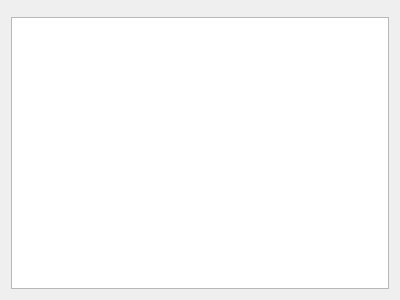
Above: quickevent/app/plugins/qml/Runs/src/runstablewidget.ui from Quick-Event/quickbox before the change. Below: the same form after it.
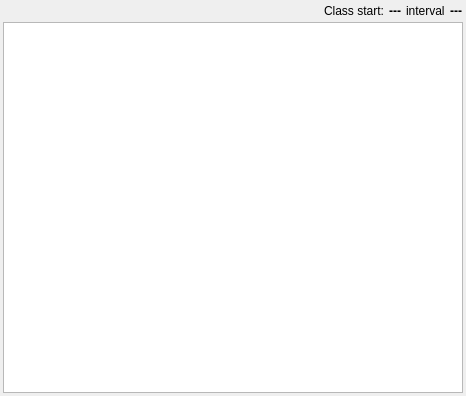
That is the form after the change. Custom widgets are drawn as their Qt base class.

Diff of the .ui file:
```diff
--- a/quickevent/app/plugins/qml/Runs/src/runstablewidget.ui
+++ b/quickevent/app/plugins/qml/Runs/src/runstablewidget.ui
@@ -6,16 +6,106 @@
    <rect>
     <x>0</x>
     <y>0</y>
-    <width>400</width>
-    <height>300</height>
+    <width>466</width>
+    <height>396</height>
    </rect>
   </property>
   <property name="windowTitle">
    <string>Form</string>
   </property>
   <layout class="QVBoxLayout" name="verticalLayout">
+   <property name="spacing">
+    <number>3</number>
+   </property>
+   <property name="leftMargin">
+    <number>3</number>
+   </property>
+   <property name="topMargin">
+    <number>3</number>
+   </property>
+   <property name="rightMargin">
+    <number>3</number>
+   </property>
+   <property name="bottomMargin">
+    <number>3</number>
+   </property>
    <item>
-    <widget class="qf::qmlwidgets::TableViewToolBar" name="tblRunsToolBar" native="true"/>
+    <layout class="QHBoxLayout" name="horizontalLayout_2">
+     <property name="spacing">
+      <number>5</number>
+     </property>
+     <item>
+      <widget class="qf::qmlwidgets::TableViewToolBar" name="tblRunsToolBar" native="true">
+       <property name="sizePolicy">
+        <sizepolicy hsizetype="MinimumExpanding" vsizetype="Preferred">
+         <horstretch>0</horstretch>
+         <verstretch>0</verstretch>
+        </sizepolicy>
+       </property>
+      </widget>
+     </item>
+     <item>
+      <widget class="QFrame" name="frame">
+       <layout class="QHBoxLayout" name="horizontalLayout">
+        <property name="spacing">
+         <number>5</number>
+        </property>
+        <property name="leftMargin">
+         <number>1</number>
+        </property>
+        <property name="topMargin">
+         <number>1</number>
+        </property>
+        <property name="rightMargin">
+         <number>1</number>
+        </property>
+        <property name="bottomMargin">
+         <number>1</number>
+        </property>
+        <item>
+         <widget class="QLabel" name="label">
+          <property name="text">
+           <string>Class start:</string>
+          </property>
+         </widget>
+        </item>
+        <item>
+         <widget class="QLabel" name="lblClassStart">
+          <property name="styleSheet">
+           <string notr="true">font-weight: bold</string>
+          </property>
+          <property name="text">
+           <string>---</string>
+          </property>
+          <property name="alignment">
+           <set>Qt::AlignRight|Qt::AlignTrailing|Qt::AlignVCenter</set>
+          </property>
+         </widget>
+        </item>
+        <item>
+         <widget class="QLabel" name="label_2">
+          <property name="text">
+           <string>interval</string>
+          </property>
+         </widget>
+        </item>
+        <item>
+         <widget class="QLabel" name="lblClassInterval">
+          <property name="styleSheet">
+           <string notr="true">font-weight: bold</string>
+          </property>
+          <property name="text">
+           <string>---</string>
+          </property>
+          <property name="alignment">
+           <set>Qt::AlignRight|Qt::AlignTrailing|Qt::AlignVCenter</set>
+          </property>
+         </widget>
+        </item>
+       </layout>
+      </widget>
+     </item>
+    </layout>
    </item>
    <item>
     <widget class="qf::qmlwidgets::TableView" name="tblRuns"/>
```
Left out of the diff: 2 changed lines with no effect on the pictures.
